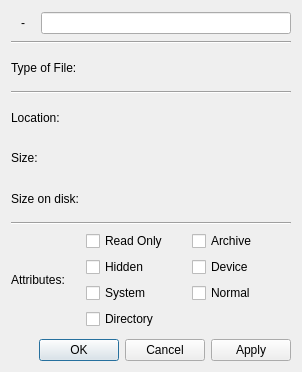
Qt form Velocity/svodfileinfodialog.ui (hetelek/Velocity) before a commit.
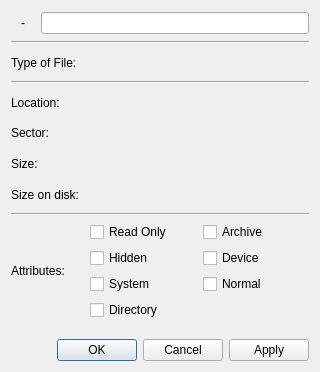
The same form after that commit.

Commit message: File sector is now displayed

Patch:
```diff
--- a/Velocity/svodfileinfodialog.ui
+++ b/Velocity/svodfileinfodialog.ui
@@ -6,7 +6,7 @@
    <rect>
     <x>0</x>
     <y>0</y>
-    <width>302</width>
+    <width>320</width>
     <height>372</height>
    </rect>
   </property>
@@ -21,7 +21,7 @@
   </property>
   <layout class="QVBoxLayout" name="verticalLayout_2">
    <item>
-    <layout class="QVBoxLayout" name="verticalLayout" stretch="9,9,9,0,9,9,9,9,9,1,0">
+    <layout class="QVBoxLayout" name="verticalLayout" stretch="0,0,1,0,1,1,1,1,0,1,0,0">
      <item>
       <layout class="QHBoxLayout" name="horizontalLayout">
        <item>
@@ -50,7 +50,11 @@
         </widget>
        </item>
        <item>
-        <widget class="QLineEdit" name="txtName"/>
+        <widget class="QLineEdit" name="txtName">
+         <property name="readOnly">
+          <bool>true</bool>
+         </property>
+        </widget>
        </item>
       </layout>
      </item>
@@ -104,6 +108,24 @@
        </item>
       </layout>
      </item>
+     <item>
+      <layout class="QHBoxLayout" name="horizontalLayout_8">
+       <item>
+        <widget class="QLabel" name="label_6">
+         <property name="text">
+          <string>Sector: </string>
+         </property>
+        </widget>
+       </item>
+       <item>
+        <widget class="QLabel" name="lblSector">
+         <property name="text">
+          <string/>
+         </property>
+        </widget>
+       </item>
+      </layout>
+     </item>
      <item>
       <layout class="QHBoxLayout" name="horizontalLayout_3">
        <item>
@@ -218,7 +240,7 @@
        </property>
        <property name="sizeHint" stdset="0">
         <size>
-         <width>282</width>
+         <width>279</width>
          <height>13</height>
         </size>
        </property>
```
The commit also changes 2 other files.
